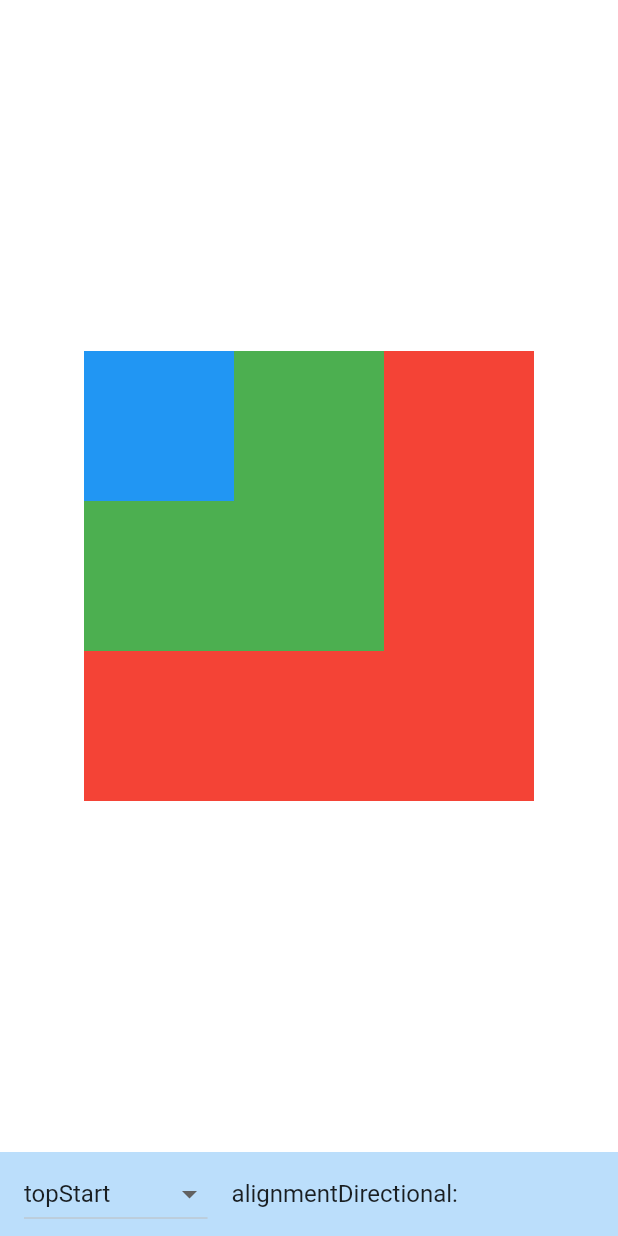
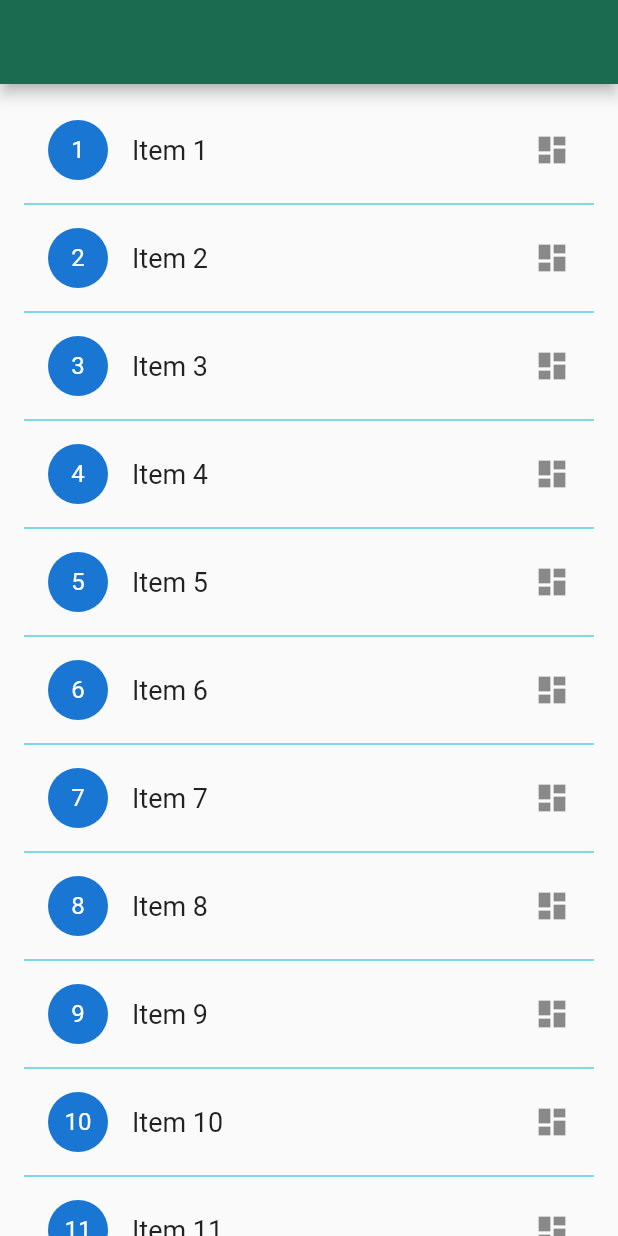
Before and after one commit to ForhadIsrafil/my-flutter-basics-code-modules, a Flutter app: the screen it shows after launch, on a phone screen of 412 x 824 dp. Run offline on Flutter 3.47's test engine with Material 2 defaults, Android fonts, the phone set to English and light mode, and no system bars; our stand-ins replace badges, fluttertoast.

Commit message:
lists examples

```diff
--- /dev/null
+++ b/lib/ListsExamples/ListViewBuilderExample.dart
@@ -0,0 +1,49 @@
+import 'package:flutter/material.dart';
+
+class ListViewBuilderExample extends StatefulWidget {
+  const ListViewBuilderExample({super.key});
+
+  @override
+  State<ListViewBuilderExample> createState() => _ListViewBuilderExampleState();
+}
+
+class _ListViewBuilderExampleState extends State<ListViewBuilderExample> {
+  @override
+  Widget build(BuildContext context) {
+    const _numItems = 20;
+    const _biggerFont = TextStyle(fontSize: 18.0);
+
+    Widget _buildRow(int? idx) {
+      return ListTile(
+        leading: CircleAvatar(
+          child: Text("$idx"),
+        ),
+        title: Text(
+          "Item $idx",
+          style: _biggerFont,
+        ),
+        trailing: const Icon(Icons.dashboard),
+      );
+    }
+
+    return Scaffold(
+      appBar: AppBar(),
+      body: ListView.separated(
+        itemCount: _numItems,
+        padding: const EdgeInsets.all(16.0),
+        separatorBuilder: (BuildContext context, int i) => const Divider(
+          color: Colors.cyan,
+        ),
+        itemBuilder: (BuildContext context, int i) {
+          // if (i.isOdd) {
+          //   return const Divider(
+          //     color: Colors.blueGrey,
+          //   );
+          // }
+          // final index = i ~/ 2 + 1;
+          return _buildRow(i+1);
+        },
+      ),
+    );
+  }
+}
--- a/lib/main.dart
+++ b/lib/main.dart
@@ -2,6 +2,7 @@ import 'dart:async';
 import 'package:flutter/material.dart';
 import 'basics_widgets/dropdown_examples.dart';
 import 'layout/StackExamples.dart';
+import 'ListsExamples/ListViewBuilderExample.dart';
 
 void main() => runApp(const MyApp());
 
@@ -19,7 +20,7 @@ class MyApp extends StatelessWidget {
           // primarySwatch: Colors.indigo,
           colorScheme: ColorScheme.fromSeed(
               seedColor: const Color.fromARGB(255, 183, 244, 216))),
-      home: const StackExamples(),
+      home: const ListViewBuilderExample(),
     );
   }
 }
--- a/pubspec.yaml
+++ b/pubspec.yaml
@@ -35,6 +35,7 @@ dependencies:
   # The following adds the Cupertino Icons font to your application.
   # Use with the CupertinoIcons class for iOS style icons.
   cupertino_icons: ^1.0.2
+  badges: ^3.1.2
 
 dev_dependencies:
   flutter_test:
```
Also changed, not shown: lib/ListsExamples/ListTitleExamples.dart (added, +58 -0 lines), pubspec.lock.
